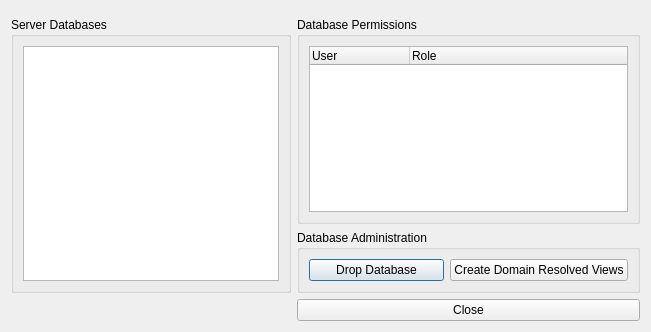
First picture: the form in ServerTools/exploreDb.ui, repository dsgoficial/DsgTools, before the edit.
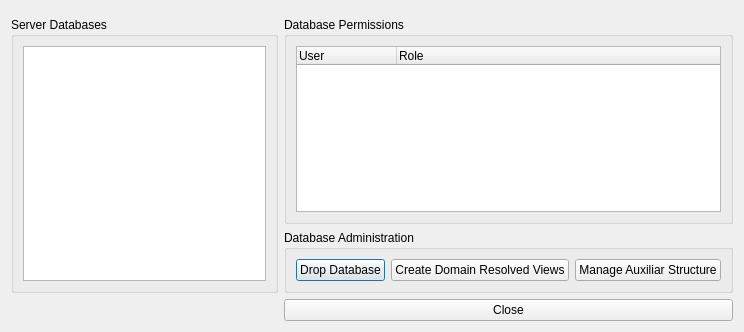
Second picture: the form after the edit. Custom widgets are drawn as their Qt base class.

```diff
--- a/ServerTools/exploreDb.ui
+++ b/ServerTools/exploreDb.ui
@@ -6,7 +6,7 @@
    <rect>
     <x>0</x>
     <y>0</y>
-    <width>651</width>
+    <width>744</width>
     <height>332</height>
    </rect>
   </property>
@@ -97,6 +97,13 @@
         </property>
        </widget>
       </item>
+      <item row="0" column="2">
+       <widget class="QPushButton" name="manageAuxStructPushButton">
+        <property name="text">
+         <string>Manage Auxiliar Structure</string>
+        </property>
+       </widget>
+      </item>
      </layout>
     </widget>
    </item>
```
